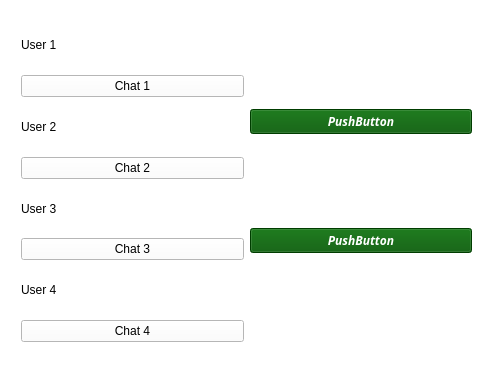
First picture: the form in pet_tinder/gui/petlist.ui, repository CS-205-S21/team_1_4, before the edit.
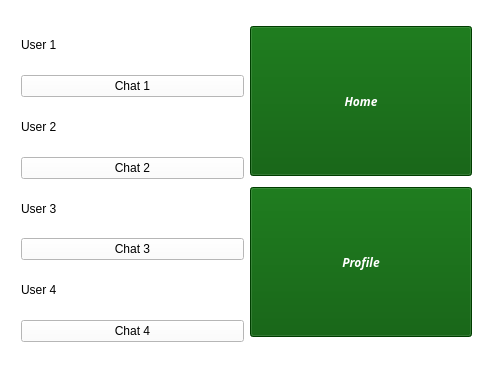
Second picture: the form after the edit.

Commit message: Restructured some GUI Buttons and added empty slots

Diff of the .ui file:
```diff
--- a/pet_tinder/gui/petlist.ui
+++ b/pet_tinder/gui/petlist.ui
@@ -1229,7 +1229,13 @@
     <item>
      <layout class="QVBoxLayout" name="verticalLayout_2">
       <item>
-       <widget class="QPushButton" name="pushButton_5">
+       <widget class="QPushButton" name="homeButton">
+        <property name="minimumSize">
+         <size>
+          <width>80</width>
+          <height>150</height>
+         </size>
+        </property>
         <property name="palette">
          <palette>
           <active>
@@ -1654,12 +1660,18 @@
          </font>
         </property>
         <property name="text">
-         <string>PushButton</string>
+         <string>Home</string>
         </property>
        </widget>
       </item>
       <item>
-       <widget class="QPushButton" name="pushButton_6">
+       <widget class="QPushButton" name="profileButton">
+        <property name="minimumSize">
+         <size>
+          <width>80</width>
+          <height>150</height>
+         </size>
+        </property>
         <property name="palette">
          <palette>
           <active>
@@ -2084,7 +2096,7 @@
          </font>
         </property>
         <property name="text">
-         <string>PushButton</string>
+         <string>Profile</string>
         </property>
        </widget>
       </item>
```
The commit also changes 6 other files.
